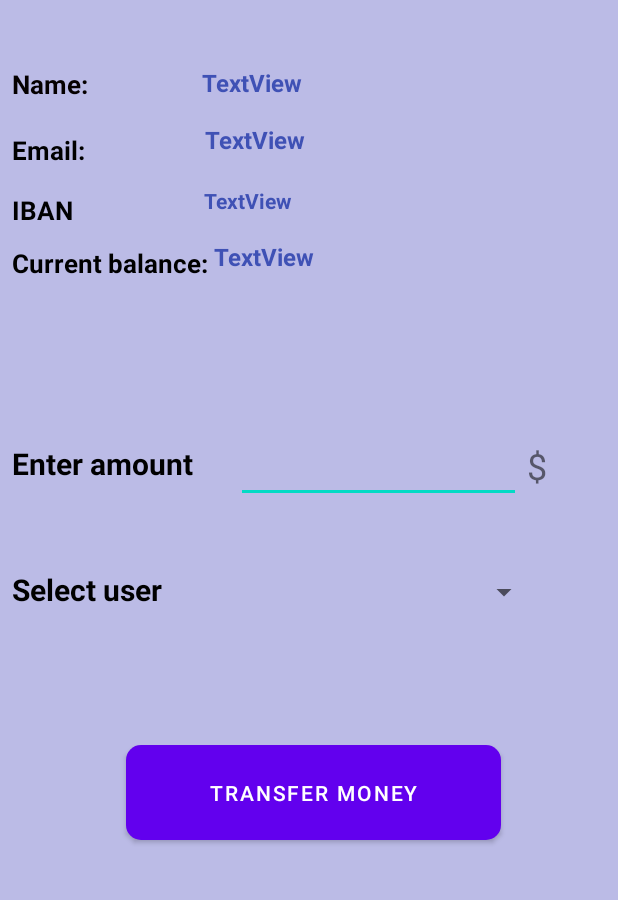
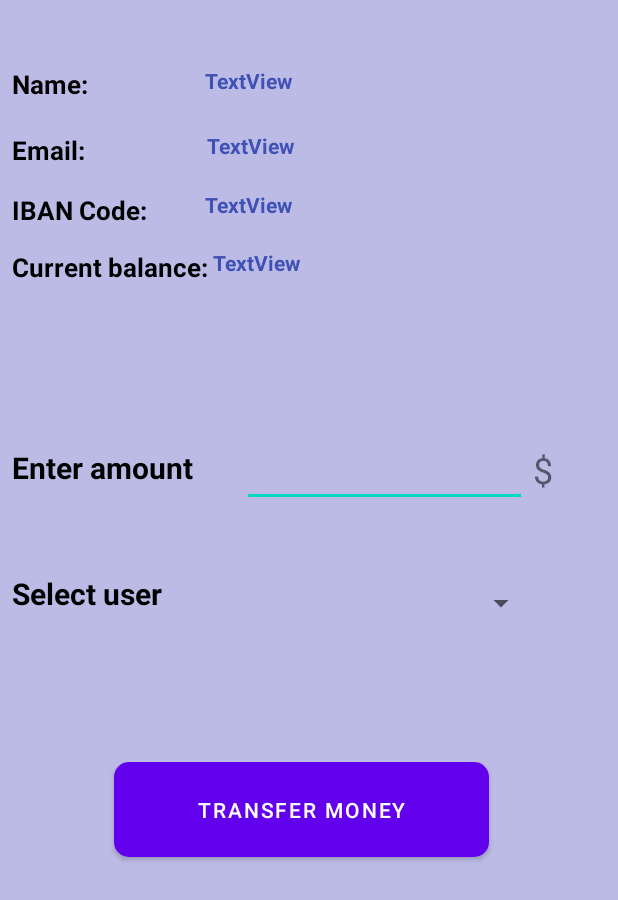
Before and after one commit to ahmedmaherzaitoun/Bank-App, an Android app: the layout activity_user_transaction.xml on its own in the app's theme, with its tools: preview values and no code run, on a phone screen of 412 x 824 dp. Shown: the top 900 px of the screen. Run offline under Robolectric (Android 15) with nearby library versions, the phone set to English and light mode, and no system bars.

Commit message:
edit user transfer money gui

```diff
--- a/app/src/main/res/layout/activity_user_transaction.xml
+++ b/app/src/main/res/layout/activity_user_transaction.xml
@@ -23,12 +23,12 @@
     <TextView
         android:id="@+id/username_transaction"
         android:layout_width="250dp"
-        android:layout_height="26dp"
-        android:layout_marginStart="72dp"
+        android:layout_height="23dp"
+        android:layout_marginStart="74dp"
         android:layout_marginTop="44dp"
         android:text="TextView"
         android:textColor="#3F51B5"
-        android:textSize="16sp"
+        android:textSize="14sp"
         android:textStyle="bold"
         app:layout_constraintStart_toEndOf="@+id/textView"
         app:layout_constraintTop_toTopOf="parent" />
@@ -49,12 +49,12 @@
     <TextView
         android:id="@+id/user_email_transaction"
         android:layout_width="250dp"
-        android:layout_height="26dp"
-        android:layout_marginStart="80dp"
-        android:layout_marginTop="12dp"
+        android:layout_height="23dp"
+        android:layout_marginStart="81dp"
+        android:layout_marginTop="20dp"
         android:text="TextView"
         android:textColor="#3F51B5"
-        android:textSize="16sp"
+        android:textSize="14sp"
         android:textStyle="bold"
         app:layout_constraintStart_toEndOf="@+id/textView5"
         app:layout_constraintTop_toBottomOf="@+id/username_transaction" />
@@ -74,22 +74,22 @@
 
     <TextView
         android:id="@+id/user_balance_transacion"
-        android:layout_width="249dp"
-        android:layout_height="26dp"
-        android:layout_marginStart="4dp"
-        android:layout_marginTop="52dp"
+        android:layout_width="250dp"
+        android:layout_height="23dp"
+        android:layout_marginStart="3dp"
+        android:layout_marginTop="15dp"
         android:text="TextView"
         android:textColor="#3F51B5"
-        android:textSize="16sp"
+        android:textSize="14sp"
         android:textStyle="bold"
         app:layout_constraintStart_toEndOf="@+id/textView7"
-        app:layout_constraintTop_toBottomOf="@+id/user_email_transaction" />
+        app:layout_constraintTop_toBottomOf="@+id/iban_code" />
 
     <EditText
         android:id="@+id/et_numer_transaction"
         android:layout_width="190dp"
         android:layout_height="49dp"
-        android:layout_marginStart="4dp"
+        android:layout_marginStart="8dp"
         android:layout_marginTop="100dp"
         android:ems="10"
         android:inputType="number"
@@ -127,8 +127,8 @@
         android:id="@+id/spinner"
         android:layout_width="226dp"
         android:layout_height="48dp"
-        android:layout_marginStart="12dp"
-        android:layout_marginTop="35dp"
+        android:layout_marginStart="10dp"
+        android:layout_marginTop="40dp"
         app:layout_constraintStart_toEndOf="@+id/textView4"
         app:layout_constraintTop_toBottomOf="@+id/et_numer_transaction" />
 
@@ -149,8 +149,8 @@
         android:id="@+id/btn_send"
         android:layout_width="250dp"
         android:layout_height="75dp"
-        android:layout_marginStart="84dp"
-        android:layout_marginTop="72dp"
+        android:layout_marginStart="76dp"
+        android:layout_marginTop="76dp"
         android:text="Transfer money"
         app:cornerRadius="10dp"
         app:layout_constraintStart_toStartOf="parent"
@@ -158,8 +158,8 @@
 
     <TextView
         android:id="@+id/textView10"
-        android:layout_width="80dp"
-        android:layout_height="19dp"
+        android:layout_width="111dp"
+        android:layout_height="22dp"
         android:layout_marginStart="8dp"
         android:layout_marginTop="16dp"
         android:text="IBAN Code:"
@@ -173,10 +173,11 @@
         android:id="@+id/iban_code"
         android:layout_width="250dp"
         android:layout_height="23dp"
-        android:layout_marginStart="48dp"
+        android:layout_marginStart="17dp"
         android:layout_marginTop="16dp"
         android:text="TextView"
         android:textColor="#3F51B5"
+        android:textSize="14sp"
         android:textStyle="bold"
         app:layout_constraintStart_toEndOf="@+id/textView10"
         app:layout_constraintTop_toBottomOf="@+id/user_email_transaction" />
```
